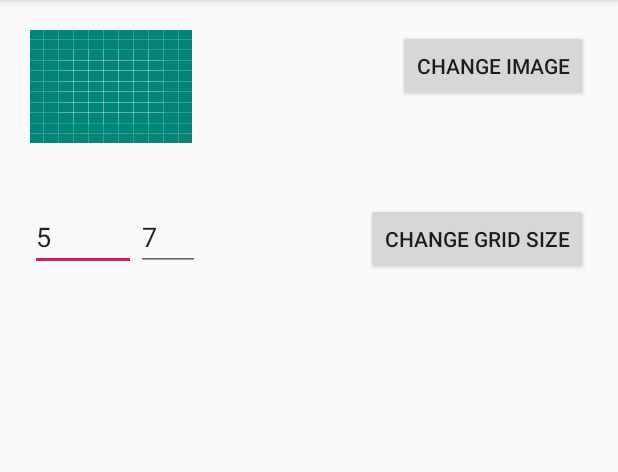
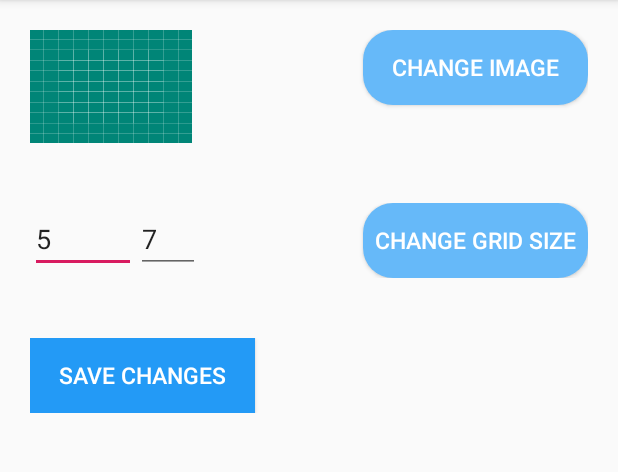
Before and after one commit to krishna-gavas/Mtech, an Android app: the SettingsActivity screen opened directly, with no data from a screen before it, on a phone screen of 412 x 824 dp, the part 84-556 px from its top. Run offline under Robolectric (Android 15) with nearby library versions, the phone set to English and light mode, and no system bars.

```diff
--- a/Sem2/OS/LauncherApp/app/src/main/java/com/example/novalauncherclone/AppAdapter.java
+++ b/Sem2/OS/LauncherApp/app/src/main/java/com/example/novalauncherclone/AppAdapter.java
@@ -12,6 +12,7 @@ import android.widget.ImageView;
 import android.widget.LinearLayout;
 import android.widget.LinearLayout.LayoutParams;
 import android.widget.TextView;
+import android.widget.Toast;
 
 import java.util.List;
 
--- a/Sem2/OS/LauncherApp/app/src/main/java/com/example/novalauncherclone/SettingsActivity.java
+++ b/Sem2/OS/LauncherApp/app/src/main/java/com/example/novalauncherclone/SettingsActivity.java
@@ -7,6 +7,7 @@ import android.net.Uri;
 import android.support.v7.app.AppCompatActivity;
 import android.os.Bundle;
 import android.view.View;
+import android.view.View.OnClickListener;
 import android.widget.Button;
 import android.widget.EditText;
 import android.widget.ImageView;
@@ -28,6 +29,7 @@ public class SettingsActivity extends AppCompatActivity {
 
         Button mHomeScreenButton = findViewById(R.id.homeScreenButton);
         Button mGridSizeButton = findViewById(R.id.gridSizeButton);
+        Button mSaveButton = findViewById(R.id.saveButton);
 
         mHomeScreenImage = findViewById(R.id.homeScreenImage);
         mNumRow = findViewById(R.id.numRow);
@@ -38,6 +40,13 @@ public class SettingsActivity extends AppCompatActivity {
             @Override
             public void onClick(View v) {
                 saveData();
+            }
+        });
+
+        mSaveButton.setOnClickListener(new OnClickListener() {
+            @Override
+            public void onClick(View view) {
+                startActivity(new Intent(getApplicationContext(), MainActivity.class));
             }
         });
 
--- /dev/null
+++ b/Sem2/OS/LauncherApp/app/src/main/res/drawable/custom_button.xml
@@ -0,0 +1,8 @@
+<?xml version="1.0" encoding="utf-8"?>
+<shape xmlns:android="http://schemas.android.com/apk/res/android"
+    android:shape="rectangle">
+
+    <solid android:color="#66B9F9"/>
+    <corners android:radius="20dp"/>
+
+</shape>
--- /dev/null
+++ b/Sem2/OS/LauncherApp/app/src/main/res/drawable/ic_keyboard_voice_black_24dp.xml
@@ -0,0 +1,5 @@
+<vector android:height="24dp" android:tint="#FFFFFF"
+    android:viewportHeight="24.0" android:viewportWidth="24.0"
+    android:width="24dp" xmlns:android="http://schemas.android.com/apk/res/android">
+    <path android:fillColor="#FF000000" android:pathData="M12,15c1.66,0 2.99,-1.34 2.99,-3L15,6c0,-1.66 -1.34,-3 -3,-3S9,4.34 9,6v6c0,1.66 1.34,3 3,3zM17.3,12c0,3 -2.54,5.1 -5.3,5.1S6.7,15 6.7,12L5,12c0,3.42 2.72,6.23 6,6.72L11,22h2v-3.28c3.28,-0.48 6,-3.3 6,-6.72h-1.7z"/>
+</vector>
--- /dev/null
+++ b/Sem2/OS/LauncherApp/app/src/main/res/drawable/ic_settings_black_24dp.xml
@@ -0,0 +1,5 @@
+<vector android:height="24dp" android:tint="#696C71"
+    android:viewportHeight="24" android:viewportWidth="24"
+    android:width="24dp" xmlns:android="http://schemas.android.com/apk/res/android">
+    <path android:fillColor="#FF000000" android:pathData="M19.1,12.9a2.8,2.8 0,0 0,0.1 -0.9,2.8 2.8,0 0,0 -0.1,-0.9l2.1,-1.6a0.7,0.7 0,0 0,0.1 -0.6L19.4,5.5a0.7,0.7 0,0 0,-0.6 -0.2l-2.4,1a6.5,6.5 0,0 0,-1.6 -0.9l-0.4,-2.6a0.5,0.5 0,0 0,-0.5 -0.4H10.1a0.5,0.5 0,0 0,-0.5 0.4L9.3,5.4a5.6,5.6 0,0 0,-1.7 0.9l-2.4,-1a0.4,0.4 0,0 0,-0.5 0.2l-2,3.4c-0.1,0.2 0,0.4 0.2,0.6l2,1.6a2.8,2.8 0,0 0,-0.1 0.9,2.8 2.8,0 0,0 0.1,0.9L2.8,14.5a0.7,0.7 0,0 0,-0.1 0.6l1.9,3.4a0.7,0.7 0,0 0,0.6 0.2l2.4,-1a6.5,6.5 0,0 0,1.6 0.9l0.4,2.6a0.5,0.5 0,0 0,0.5 0.4h3.8a0.5,0.5 0,0 0,0.5 -0.4l0.3,-2.6a5.6,5.6 0,0 0,1.7 -0.9l2.4,1a0.4,0.4 0,0 0,0.5 -0.2l2,-3.4c0.1,-0.2 0,-0.4 -0.2,-0.6ZM12,15.6A3.6,3.6 0,1 1,15.6 12,3.6 3.6,0 0,1 12,15.6Z"/>
+</vector>
--- a/Sem2/OS/LauncherApp/app/src/main/res/layout/activity_settings.xml
+++ b/Sem2/OS/LauncherApp/app/src/main/res/layout/activity_settings.xml
@@ -29,9 +29,12 @@
 
         <Button
             android:id="@+id/homeScreenButton"
-            android:layout_width="wrap_content"
-            android:layout_height="wrap_content"
-            android:text="Change Image"/>
+            android:layout_width="150dp"
+            android:layout_height="50dp"
+            android:text="Change Image"
+            android:textSize="15sp"
+            android:textColor="#FFFFFF"
+            android:background="@drawable/custom_button"/>
 
     </LinearLayout>
 
@@ -59,10 +62,29 @@
 
         <Button
             android:id="@+id/gridSizeButton"
-            android:layout_width="wrap_content"
-            android:layout_height="wrap_content"
-            android:text="Change Grid Size"/>
+            android:layout_width="150dp"
+            android:layout_height="50dp"
+            android:text="Change Grid Size"
+            android:textSize="15sp"
+            android:textColor="#FFFFFF"
+            android:background="@drawable/custom_button"/>
 
     </LinearLayout>
 
+    <LinearLayout
+        android:layout_width="match_parent"
+        android:layout_height="wrap_content"
+        android:orientation="horizontal"
+        android:layout_margin="20sp">
+
+        <Button
+            android:id="@+id/saveButton"
+            android:layout_width="150dp"
+            android:layout_height="50dp"
+            android:text="Save Changes"
+            android:textSize="15sp"
+            android:textColor="#FFFFFF"
+            android:background="#239af6"/>
+    </LinearLayout>
+
 </LinearLayout>
```
Also changed, not shown: Sem2/OS/LauncherApp/app/src/main/java/com/example/novalauncherclone/AppObject.java (+7 -0 lines), Sem2/OS/LauncherApp/app/src/main/java/com/example/novalauncherclone/MainActivity.java (+86 -0 lines), Sem2/OS/LauncherApp/app/src/main/res/layout/activity_main.xml (+11 -1 lines), Sem2/OS/LauncherApp/app/src/main/res/layout/item_app.xml (+6 -3 lines).
